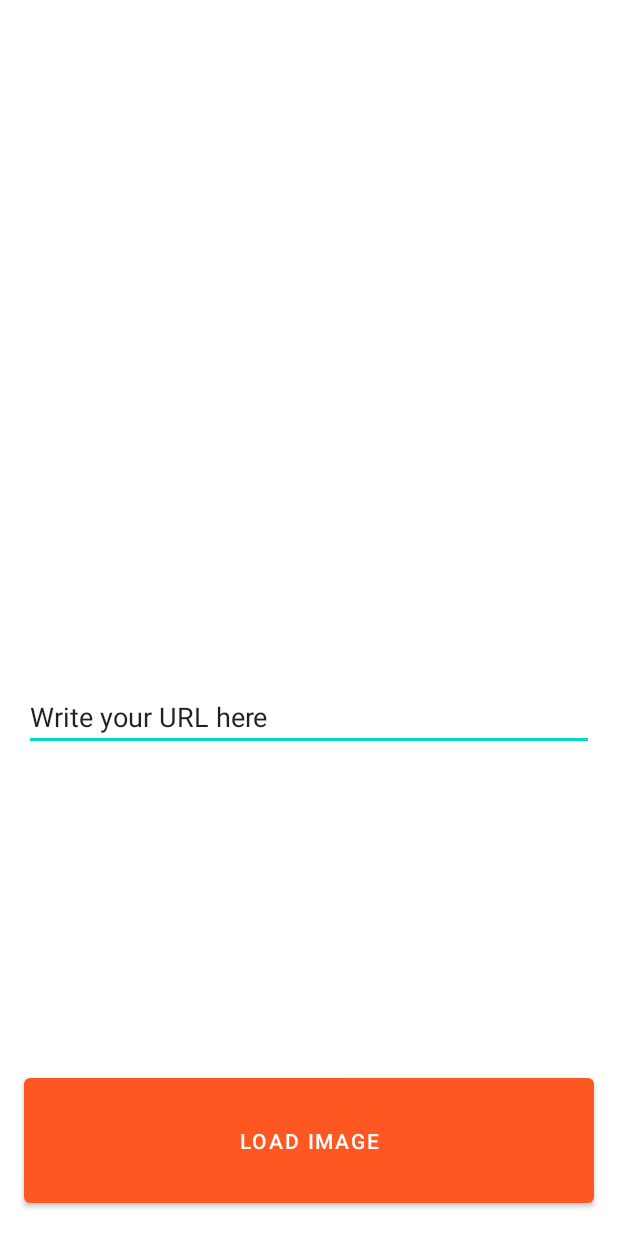
After one commit to baranovdev/homeworkTMS, an Android app: the layout activity_homework_1.xml on its own in the app's theme, with its tools: preview values and no code run, on a phone screen of 412 x 824 dp. The commit adds this screen. Run offline under Robolectric (Android 15) with nearby library versions, the phone set to English and light mode, and no system bars.

Commit message:
Add layout with button, text editor and image view widgets

```diff
--- /dev/null
+++ b/app/src/main/res/layout/activity_homework_1.xml
@@ -0,0 +1,40 @@
+<?xml version="1.0" encoding="utf-8"?>
+<androidx.constraintlayout.widget.ConstraintLayout xmlns:android="http://schemas.android.com/apk/res/android"
+    xmlns:app="http://schemas.android.com/apk/res-auto"
+    xmlns:tools="http://schemas.android.com/tools"
+    android:layout_width="match_parent"
+    android:layout_height="match_parent">
+
+    <ImageView
+        android:id="@+id/image"
+        android:layout_width="match_parent"
+        android:layout_height="wrap_content"
+        android:layout_margin="16sp"
+        app:layout_constraintBottom_toTopOf="@+id/url_editor"
+        app:layout_constraintTop_toTopOf="parent"
+        android:contentDescription="@string/the_image_will_be_here"
+        tools:layout_editor_absoluteX="16dp" />
+
+    <EditText
+        android:id="@+id/url_editor"
+        android:layout_width="match_parent"
+        android:layout_height="wrap_content"
+        android:layout_marginHorizontal="@dimen/double_margin"
+        android:text="@string/write_your_url_here"
+        app:layout_constraintBottom_toTopOf="@+id/button_load_image"
+        app:layout_constraintTop_toBottomOf="@+id/image"
+        tools:layout_editor_absoluteX="16dp" />
+
+    <Button
+        android:id="@+id/button_load_image"
+        android:layout_width="match_parent"
+        android:layout_height="wrap_content"
+        android:layout_margin="@dimen/double_margin"
+        android:text="@string/load_image"
+        android:padding="32dp"
+        app:layout_constraintBottom_toBottomOf="parent" />
+
+
+
+
+</androidx.constraintlayout.widget.ConstraintLayout>
--- a/app/src/main/res/values/strings.xml
+++ b/app/src/main/res/values/strings.xml
@@ -3,4 +3,7 @@
     <string name="homework_1">homework 1</string>
     <string name="homework_2">homework 2</string>
     <string name="homework_3">homework 3</string>
+    <string name="the_image_will_be_here">The image will be here</string>
+    <string name="write_your_url_here">Write your URL here</string>
+    <string name="load_image">Load image</string>
 </resources>
```
